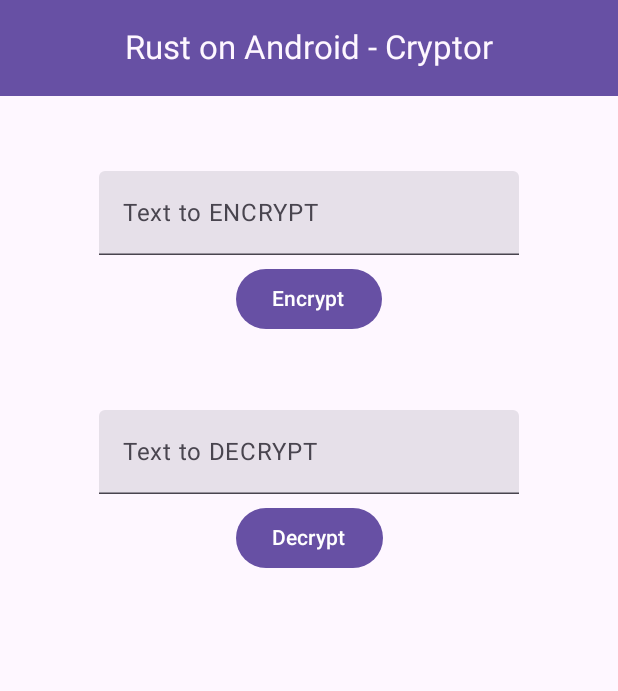
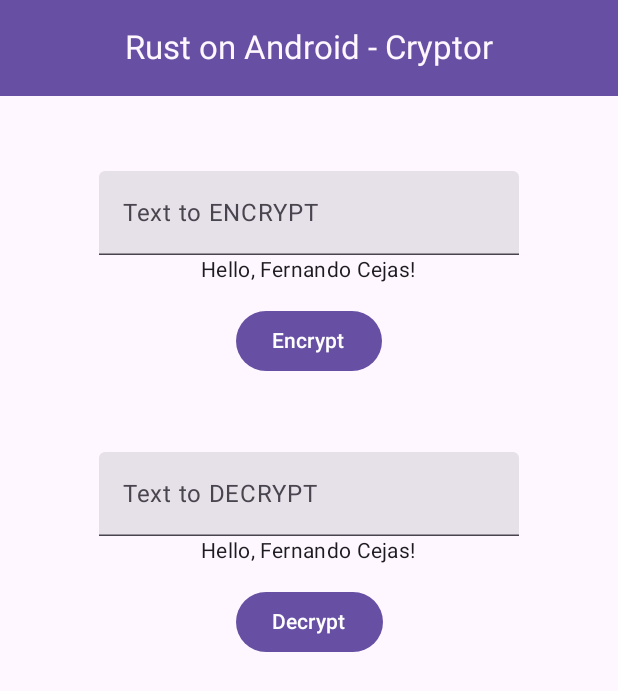
Before and after one commit to android10/Rust-Cross-Platform-Development, an Android app built with Jetpack Compose: the screen it shows after launch (MainActivity), after a tap on "Encrypt", on a phone screen of 412 x 824 dp. Shown: the top 691 px of the screen. Run offline under Robolectric (Android 15) with nearby library versions, the phone set to English and light mode, and no system bars; our stand-ins replace livedata-compose; 1 statement that could not run was skipped.

Commit message:
ref: jetpack compose working with live data on android sample

```diff
--- a/android-sample/app/build.gradle.kts
+++ b/android-sample/app/build.gradle.kts
@@ -89,6 +89,9 @@ dependencies {
   implementation(composeBom)
   androidTestImplementation(composeBom)
 
+  // Livedata
+  implementation(libs.androidx.compose.runtime.livedata)
+
   // Material Design 3
   implementation(libs.androidx.compose.material3)
   implementation(libs.androidx.compose.material3.window.size)
--- a/android-sample/app/src/main/kotlin/com/fernandocejas/sample/MainActivity.kt
+++ b/android-sample/app/src/main/kotlin/com/fernandocejas/sample/MainActivity.kt
@@ -36,6 +36,7 @@ import androidx.compose.material3.TextField
 import androidx.compose.material3.TopAppBarDefaults
 import androidx.compose.runtime.Composable
 import androidx.compose.runtime.getValue
+import androidx.compose.runtime.livedata.observeAsState
 import androidx.compose.runtime.mutableStateOf
 import androidx.compose.runtime.remember
 import androidx.compose.runtime.setValue
@@ -44,6 +45,7 @@ import androidx.compose.ui.Modifier
 import androidx.compose.ui.res.stringResource
 import androidx.compose.ui.tooling.preview.Preview
 import androidx.compose.ui.unit.dp
+import androidx.core.view.WindowCompat
 
 @OptIn(ExperimentalMaterial3Api::class)
 class MainActivity : AppCompatActivity() {
@@ -52,6 +54,10 @@ class MainActivity : AppCompatActivity() {
 
     override fun onCreate(savedInstanceState: Bundle?) {
         super.onCreate(savedInstanceState)
+
+        // Turn off the decor fitting system windows, which allows
+        // us to handle insets, including IME animations.
+        WindowCompat.setDecorFitsSystemWindows(window, false)
 
         setContent {
             MaterialTheme {
@@ -111,9 +117,24 @@ class MainActivity : AppCompatActivity() {
         textFieldLabel: String = stringResource(id = R.string.txt_encrypt_label_hint)
     ) {
         TextFieldComponent(textFieldLabel)
+//        //////////////////
+        val name = viewModel.encryptedString.observeAsState().value
+//        if (name.isNotEmpty()) {
+            Text(
+                text = "Hello, $name!",
+                modifier = Modifier.padding(bottom = 8.dp),
+                style = MaterialTheme.typography.bodyMedium
+            )
+//        }
+//        //////////////////
         Spacer(modifier = Modifier.height(height = 5.dp))
         Row {
-            ButtonComponent(buttonText)
+            Button(
+                onClick = { viewModel.encryptString("Fernando Cejas") },
+            ) {
+                Text(text = buttonText)
+            }
+//            ButtonComponent(buttonText)
         }
     }
 
@@ -133,7 +154,7 @@ class MainActivity : AppCompatActivity() {
     @Composable
     fun ButtonComponent(buttonText: String) {
         Button(
-            onClick = { },
+            onClick = { viewModel.encryptString("Fernando") },
         ) {
             Text(text = buttonText)
         }
--- a/android-sample/app/src/main/kotlin/com/fernandocejas/sample/MainViewModel.kt
+++ b/android-sample/app/src/main/kotlin/com/fernandocejas/sample/MainViewModel.kt
@@ -1,5 +1,7 @@
 package com.fernandocejas.sample
 
+import androidx.lifecycle.LiveData
+import androidx.lifecycle.MutableLiveData
 import androidx.lifecycle.ViewModel
 
 /**
@@ -7,14 +9,13 @@ import androidx.lifecycle.ViewModel
  */
 class MainViewModel : ViewModel() {
 
-//    private val _drawerShouldBeOpened = MutableStateFlow(false)
-//    val drawerShouldBeOpened = _drawerShouldBeOpened.asStateFlow()
+    private val cryptor = Cryptor()
 
-    fun openDrawer() {
-//        _drawerShouldBeOpened.value = true
-    }
+    private val _encryptedString = MutableLiveData<String>()
+    val encryptedString: LiveData<String> = _encryptedString
 
-    fun resetOpenDrawerAction() {
-//        _drawerShouldBeOpened.value = false
+    fun encryptString(strToEncrypt: String) {
+//        _encryptedString.value = cryptor.encrypt(strToEncrypt)
+        _encryptedString.value = strToEncrypt
     }
 }
--- a/android-sample/gradle/libs.versions.toml
+++ b/android-sample/gradle/libs.versions.toml
@@ -12,6 +12,7 @@ appCompat = "1.6.1"
 materialDesign = "1.1.1"
 composeBom = "2023.05.01"
 activityCompose = "1.7.2"
+liveData = "1.4.3"
 # plugings -------
 androidGradlePlugin = "8.0.2"
 
@@ -24,9 +25,11 @@ kotlinx-coroutines-android = { module = "org.jetbrains.kotlinx:kotlinx-coroutine
 android-core-ktx = { module = "androidx.core:core-ktx", version.ref = "ktx" }
 android-appcompat = { module = "androidx.appcompat:appcompat", version.ref = "appCompat" }
 androidx-compose-bom = { module = "androidx.compose:compose-bom", version.ref = "composeBom" }
+androidx-compose-runtime-livedata = { module = "androidx.compose.runtime:runtime-livedata", version.ref = "liveData" }
 androidx-compose-material3 = { module = "androidx.compose.material3:material3", version.ref = "materialDesign" }
 androidx-compose-material3-window-size = { module = "androidx.compose.material3:material3-window-size-class", version.ref = "materialDesign" }
 androidx-activty-compose = { module = "androidx.activity:activity-compose", version.ref = "activityCompose" }
+
 # tooling --------
 androidx-compose-ui-tooling-preview = { module = "androidx.compose.ui:ui-tooling-preview" }
 androidx-compose-ui-tooling = { module = "androidx.compose.ui:ui-tooling" }
```
